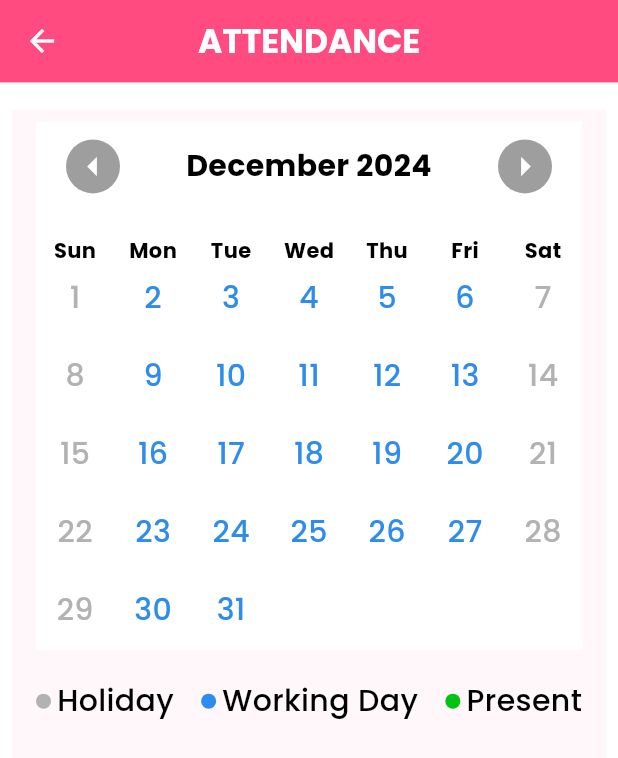
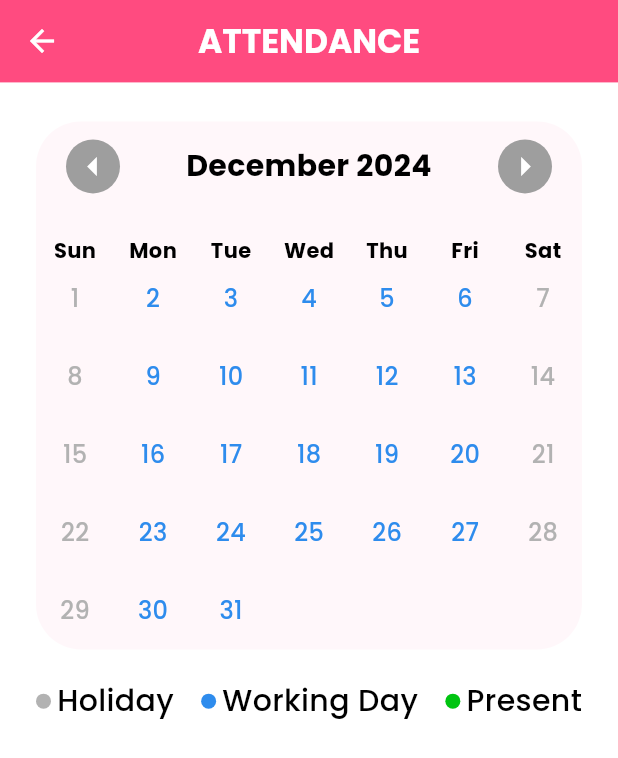
Before and after one commit to manoharacharyaa/pratishtha, a Flutter app: the AttendanceCalendar screen opened directly with empty values, on a phone screen of 412 x 824 dp. Shown: the top 758 px of the screen. Run offline on Flutter 3.47's test engine with Material 3 defaults, Android fonts, the phone set to English and light mode, and no system bars; drawn by our look-alikes of table_calendar; our stand-ins replace animated_text_kit, auto_size_text, bubble_tab_indicator, cached_network_image, carousel_slider, cloud_firestore and 18 more; missing offline and left inert: data_connection_checker_nulls, flutter_inappwebview, flutter_page_transition_plus, flutter_slimy_card, fluttermoji; accounts and stored records are empty; statements that could not run were skipped.

Commit message:
Sairaj 1.11 Attendance Patch 4

```diff
--- a/lib/screens/admin/attendanceSystem/eachVolunteerAttendace.dart
+++ b/lib/screens/admin/attendanceSystem/eachVolunteerAttendace.dart
@@ -87,12 +87,14 @@ class _AttendanceCalendarState extends State<AttendanceCalendar> {
         padding: EdgeInsets.only(top: 18, left: 8, right: 8),
         child: Container(
           padding: const EdgeInsets.symmetric(horizontal: 16.0, vertical: 8.0),
-          decoration: BoxDecoration(
-            color: Color(0xFFFFF7FA),
-          ),
           child: Column(
             children: [
               Material(
+                child: Container(
+                  decoration: BoxDecoration(
+                    borderRadius: BorderRadius.circular(30),
+                    color: Color(0xFFFFF7FA),
+                  ),
                   child: TableCalendar(
                     firstDay: firstDay,
                     lastDay: lastDay,
@@ -142,38 +144,54 @@ class _AttendanceCalendarState extends State<AttendanceCalendar> {
                     ),
                     calendarBuilders: CalendarBuilders(
                       defaultBuilder: (context, day, focusedDay) {
+                        bool isPresent = attendanceData.entries.any((entry) =>
+                            entry.value == true &&
+                            entry.key.year == day.year &&
+                            entry.key.month == day.month &&
+                            entry.key.day == day.day);
+
+                        if (isPresent) {
+                          // If the volunteer is present on this day
+                          return Center(
+                            child: Container(
+                              width: 40, // Adjust the size as needed
+                              height: 40, // Adjust the size as needed
+                              decoration: BoxDecoration(
+                                shape: BoxShape.circle,
+                                color: const Color(0xFF00C411), // Green color
+                              ),
+                              child: Center(
+                                child: Text(
+                                  '${day.day}',
+                                  style: GoogleFonts.poppins(
+                                    fontSize: 16,
+                                    fontWeight: FontWeight.bold,
+                                    color: Colors.white,
+                                  ),
+                                ),
+                              ),
+                            ),
+                          );
+                        } else {
+                          // For all other days
                           bool isWeekend = day.weekday == 6 || day.weekday == 7;
-
-                      // Debug print for each day
-                      print('Checking day: $day');
-                      print('Attendance data keys: ${attendanceData.keys}');
-
-                      // Check if the current day exists in attendanceData
-                      bool isPresent = attendanceData.keys.any((key) =>
-                          key.year == day.year &&
-                          key.month == day.month &&
-                          key.day == day.day);
-
-                      print('Is $day present? $isPresent');
-
                           Color textColor = isWeekend
                               ? const Color(0xFFB2B2B2)
                               : const Color(0xFF2E8CED);
-                      if (isPresent) {
-                        textColor = const Color(0xFF00C411);
-                      }
 
                           return Center(
                             child: Text(
                               '${day.day}',
                               style: GoogleFonts.poppins(
-                            fontSize: 20,
+                                fontSize: 16,
                                 fontWeight: FontWeight.w500,
                                 color: textColor,
                               ),
                             ),
                           );
+                        }
                       },
+                    ),
                   ),
                 ),
               ),
```
Also changed, not shown: lib/screens/admin/addEvent.dart (+20 -19 lines), lib/screens/admin/attendanceSystem/attendanceMasterModule.dart (+28 -36 lines), lib/screens/admin/attendanceSystem/viewAttendance.dart (indentation only), 5 other files. Lines whose indentation alone changed are shown as unchanged.
